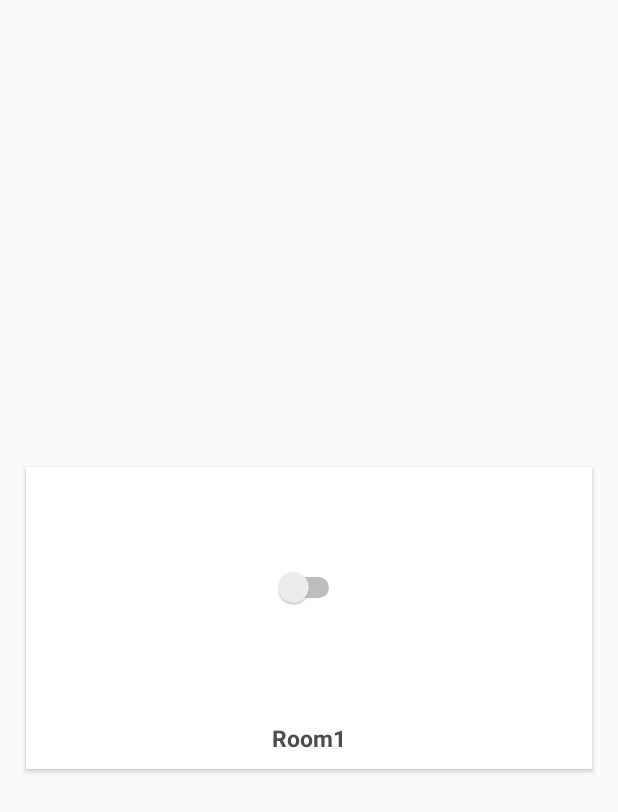
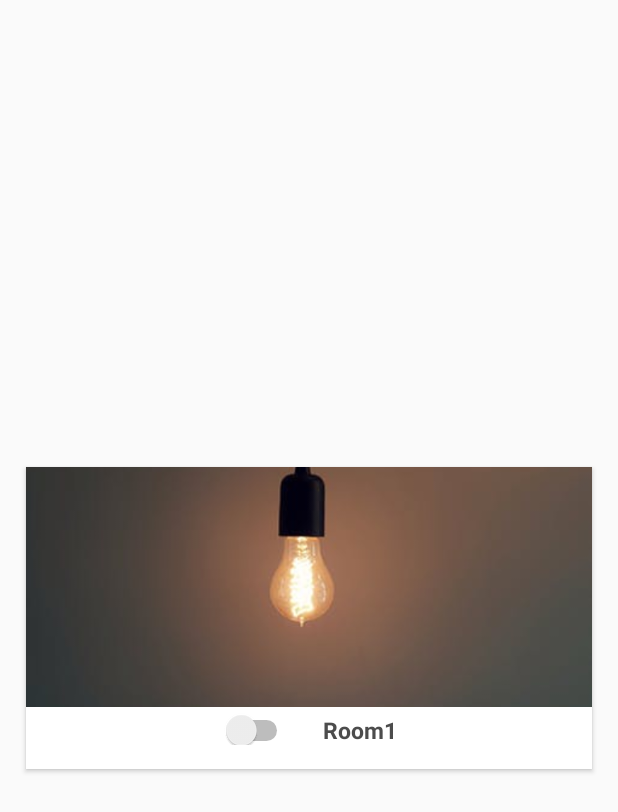
Before and after one commit to kamalakarrao/ModernHomes, an Android app: the layout switch_recycler_ui.xml on its own in the app's theme, with its tools: preview values and no code run, on a phone screen of 412 x 824 dp. Shown: the top 812 px of the screen. Run offline under Robolectric (Android 15) with nearby library versions, the light colour scheme and no system bars.

Commit message:
Default image for switches

```diff
--- a/app/src/main/java/com/hksapps/kamal/modernhomes/MainActivity.java
+++ b/app/src/main/java/com/hksapps/kamal/modernhomes/MainActivity.java
@@ -132,7 +132,7 @@ public class MainActivity extends AppCompatActivity {
 //            adapter.notifyDataSetChanged();
 
         }else {
-            Toast.makeText(this, "No UUID", Toast.LENGTH_SHORT).show();
+           // Toast.makeText(this, "No UUID", Toast.LENGTH_SHORT).show();
         }
     }
 
@@ -241,7 +241,7 @@ public class MainActivity extends AppCompatActivity {
         if (mAuthListener != null) {
             mAuth.removeAuthStateListener(mAuthListener);
         }
-        adapter.stopListening();
+       // adapter.stopListening();
     }
 
 
--- a/app/src/main/java/com/hksapps/kamal/modernhomes/SwitchHolder.java
+++ b/app/src/main/java/com/hksapps/kamal/modernhomes/SwitchHolder.java
@@ -3,6 +3,7 @@ package com.hksapps.kamal.modernhomes;
 import android.support.v7.widget.CardView;
 import android.support.v7.widget.RecyclerView;
 import android.view.View;
+import android.widget.ImageView;
 import android.widget.Switch;
 import android.widget.TextView;
 
@@ -11,12 +12,14 @@ public class SwitchHolder extends RecyclerView.ViewHolder {
    public TextView switch_name;
    public Switch switch_status;
    public CardView switch_card_view;
+   public ImageView switch_img;
     public SwitchHolder(View itemView) {
         super(itemView);
 
         switch_name = (TextView) itemView.findViewById(R.id.switch_name);
         switch_status  = (Switch) itemView.findViewById(R.id.switch_toggle);
         switch_card_view = (CardView) itemView.findViewById(R.id.switch_card_view);
+        switch_img = (ImageView) itemView.findViewById(R.id.switch_img);
     }
 
 
--- a/app/src/main/res/layout/switch_recycler_ui.xml
+++ b/app/src/main/res/layout/switch_recycler_ui.xml
@@ -24,12 +24,32 @@
             android:gravity="center"
             android:orientation="vertical">
 
+            <ImageView
+                android:id="@+id/switch_img"
+                android:layout_width="match_parent"
+                android:src="@drawable/light"
+                android:layout_height="@dimen/cover_height"
+                android:background="?attr/selectableItemBackgroundBorderless"
+                android:scaleType="centerCrop" />
+
+
+        <LinearLayout
+            android:layout_width="match_parent"
+            android:layout_height="match_parent"
+            android:gravity="center"
+            android:orientation="horizontal">
+
             <Switch
                 android:id="@+id/switch_toggle"
+                android:clickable="false"
                 android:layout_width="wrap_content"
-                android:layout_height="@dimen/cover_height"
-                android:clickable="false"
+                android:layout_height="wrap_content"
+                android:layout_marginBottom="@dimen/title_padding"
+                android:paddingLeft="@dimen/title_padding"
+                android:paddingRight="@dimen/title_padding"
+                android:paddingTop="@dimen/title_padding"
                 android:gravity="center" />
+
 
             <TextView
                 android:id="@+id/switch_name"
@@ -44,6 +64,7 @@
                 android:textStyle="bold"
                 tools:text="Room1" />
 
+        </LinearLayout>
 
         </LinearLayout>
 
```
Also changed, not shown: app/src/main/java/com/hksapps/kamal/modernhomes/SwitchesScreen.java (+21 -11 lines), app/src/main/java/com/hksapps/kamal/modernhomes/models/Switch.java (+15 -5 lines), app/src/main/res/drawable/light.jpeg (added).
